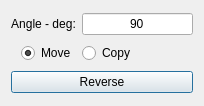
Before: the Qt Designer form dialogs/rotateedge.ui in oddtopus/flamingo, drawn with Qt 5.
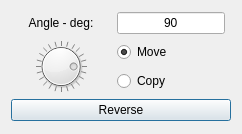
After: the same form once the commit is applied.

Commit message: added nice dials and sliders that do nice things

What changed in the file:
```diff
--- a/dialogs/rotateedge.ui
+++ b/dialogs/rotateedge.ui
@@ -6,8 +6,8 @@
    <rect>
     <x>0</x>
     <y>0</y>
-    <width>204</width>
-    <height>106</height>
+    <width>242</width>
+    <height>134</height>
    </rect>
   </property>
   <property name="sizePolicy">
@@ -20,37 +20,24 @@
    <string>Dialog</string>
   </property>
   <layout class="QGridLayout" name="gridLayout">
-   <item row="0" column="2">
-    <widget class="QLineEdit" name="edit1">
-     <property name="text">
-      <string>90</string>
-     </property>
-     <property name="alignment">
-      <set>Qt::AlignCenter</set>
-     </property>
-    </widget>
-   </item>
-   <item row="1" column="2">
+   <item row="3" column="1">
     <widget class="QRadioButton" name="radio2">
      <property name="text">
       <string>Copy</string>
      </property>
     </widget>
    </item>
-   <item row="0" column="0" colspan="2">
-    <widget class="QLabel" name="label">
+   <item row="2" column="1">
+    <widget class="QRadioButton" name="radio1">
      <property name="text">
-      <string>Angle - deg:</string>
+      <string>Move</string>
      </property>
-     <property name="alignment">
-      <set>Qt::AlignCenter</set>
-     </property>
-     <property name="buddy">
-      <cstring>edit1</cstring>
+     <property name="checked">
+      <bool>true</bool>
      </property>
     </widget>
    </item>
-   <item row="2" column="0" colspan="3">
+   <item row="4" column="0" colspan="3">
     <widget class="QPushButton" name="btn2">
      <property name="toolTip">
       <string>Rotate the opposite way.</string>
@@ -60,13 +47,54 @@
      </property>
     </widget>
    </item>
+   <item row="2" column="0" rowspan="2">
+    <widget class="QDial" name="dial">
+     <property name="minimum">
+      <number>-180</number>
+     </property>
+     <property name="maximum">
+      <number>180</number>
+     </property>
+     <property name="pageStep">
+      <number>15</number>
+     </property>
+     <property name="value">
+      <number>90</number>
+     </property>
+     <property name="invertedAppearance">
+      <bool>false</bool>
+     </property>
+     <property name="wrapping">
+      <bool>true</bool>
+     </property>
+     <property name="notchTarget">
+      <double>15.000000000000000</double>
+     </property>
+     <property name="notchesVisible">
+      <bool>true</bool>
+     </property>
+    </widget>
+   </item>
+   <item row="1" column="0">
+    <widget class="QLabel" name="label">
+     <property name="text">
+      <string>Angle - deg:</string>
+     </property>
+     <property name="alignment">
+      <set>Qt::AlignCenter</set>
+     </property>
+     <property name="buddy">
+      <cstring>edit1</cstring>
+     </property>
+    </widget>
+   </item>
    <item row="1" column="1">
-    <widget class="QRadioButton" name="radio1">
+    <widget class="QLineEdit" name="edit1">
      <property name="text">
-      <string>Move</string>
+      <string>90</string>
      </property>
-     <property name="checked">
-      <bool>true</bool>
+     <property name="alignment">
+      <set>Qt::AlignCenter</set>
      </property>
     </widget>
    </item>
```
Left out of the diff: 3 changed lines with no effect on the pictures. The commit also changes 8 other files.
